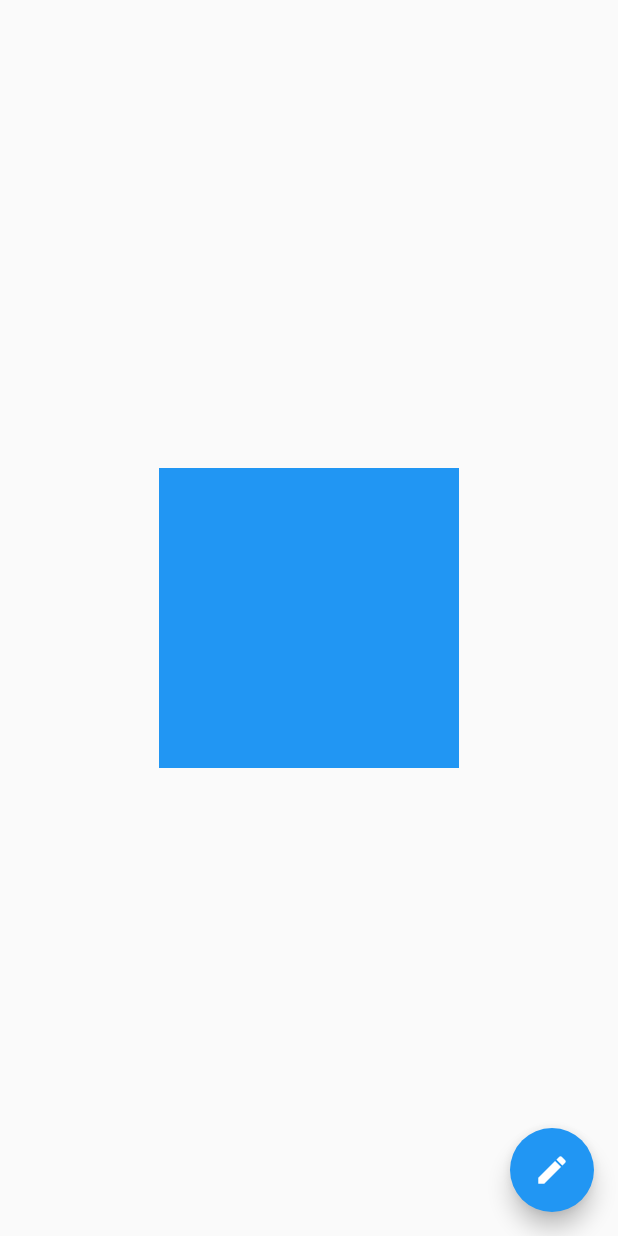
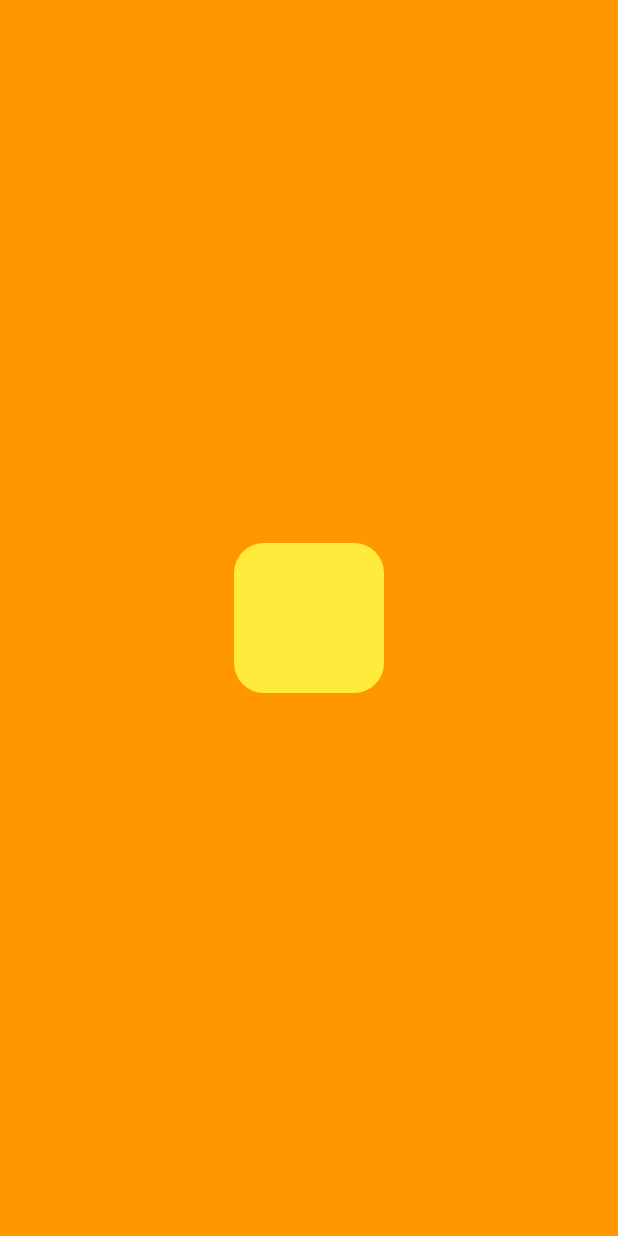
Before and after one commit to ThomasEcalle/al_2_flutter, a Flutter app: the screen it shows after launch, on a phone screen of 412 x 824 dp. Run offline on Flutter 3.47's test engine with Material 2 defaults, Android fonts, the phone set to English and light mode, and no system bars.

Commit message:
Add third exercise

```diff
--- a/lib/main.dart
+++ b/lib/main.dart
@@ -1,6 +1,7 @@
 import 'package:al_2/ui/home_screen/home_screen.dart';
 import 'package:al_2/ui/settings_screen/settings_screen.dart';
 import 'package:al_2/ui/stateful_exercises/one.dart';
+import 'package:al_2/ui/stateful_exercises/three/three.dart';
 import 'package:al_2/ui/stateful_exercises/two/two.dart';
 import 'package:flutter/material.dart';
 
@@ -23,7 +24,7 @@
           ),
         ),
       ),
-      home: const Two()
+      home: const Three()
     );
   }
 }
--- /dev/null
+++ b/lib/ui/stateful_exercises/three/cliclable_square.dart
@@ -0,0 +1,25 @@
+import 'package:flutter/material.dart';
+
+class ClickableSquare extends StatelessWidget {
+  final VoidCallback onTap;
+
+  const ClickableSquare({
+    Key? key,
+    required this.onTap,
+  }) : super(key: key);
+
+  @override
+  Widget build(BuildContext context) {
+    return GestureDetector(
+      onTap: onTap,
+      child: Container(
+        height: 100,
+        width: 100,
+        decoration: BoxDecoration(
+          color: Colors.yellow,
+          borderRadius: BorderRadius.circular(20),
+        ),
+      ),
+    );
+  }
+}
--- /dev/null
+++ b/lib/ui/stateful_exercises/three/three.dart
@@ -0,0 +1,32 @@
+import 'package:flutter/material.dart';
+
+import 'cliclable_square.dart';
+
+class Three extends StatefulWidget {
+  const Three({Key? key}) : super(key: key);
+
+  @override
+  State<Three> createState() => _ThreeState();
+}
+
+class _ThreeState extends State<Three> {
+  Color _backgroundColor = Colors.orange;
+
+  @override
+  Widget build(BuildContext context) {
+    return Scaffold(
+      backgroundColor: _backgroundColor,
+      body: Center(
+        child: ClickableSquare(
+          onTap: _onTap,
+        ),
+      ),
+    );
+  }
+
+  void _onTap() {
+    setState(() {
+      _backgroundColor = _backgroundColor == Colors.orange ? Colors.blue : Colors.orange;
+    });
+  }
+}
```
